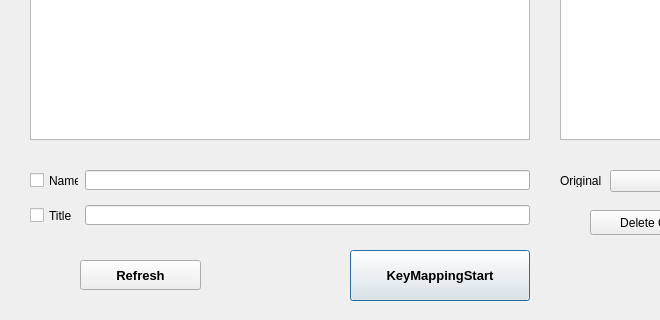
Above: QKeyMapper/qkeymapper.ui from Zalafina/QKeyMapper before the change; both pictures show x 0 to 660 and y 220 to 540 of the 940 by 540 pixel window. Below: the same form after it.
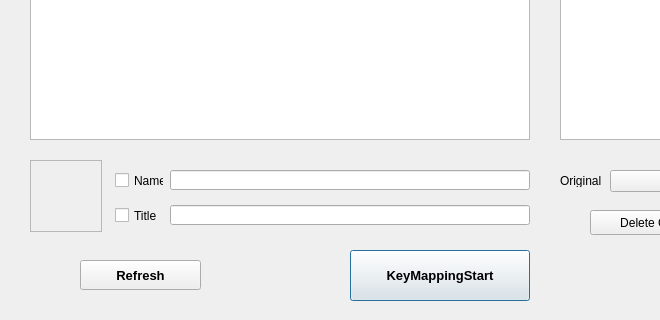
That is the form after the change.

Commit message: Add Icon Lable display for selected process window.

Patch:
```diff
--- a/QKeyMapper/qkeymapper.ui
+++ b/QKeyMapper/qkeymapper.ui
@@ -104,7 +104,7 @@
   <widget class="QCheckBox" name="nameCheckBox">
    <property name="geometry">
     <rect>
-     <x>30</x>
+     <x>115</x>
      <y>390</y>
      <width>49</width>
      <height>21</height>
@@ -120,7 +120,7 @@
   <widget class="QCheckBox" name="titleCheckBox">
    <property name="geometry">
     <rect>
-     <x>30</x>
+     <x>115</x>
      <y>425</y>
      <width>55</width>
      <height>21</height>
@@ -159,9 +159,9 @@
   <widget class="QLineEdit" name="nameLineEdit">
    <property name="geometry">
     <rect>
-     <x>85</x>
+     <x>170</x>
      <y>390</y>
-     <width>445</width>
+     <width>360</width>
      <height>20</height>
     </rect>
    </property>
@@ -172,9 +172,9 @@
   <widget class="QLineEdit" name="titleLineEdit">
    <property name="geometry">
     <rect>
-     <x>85</x>
+     <x>170</x>
      <y>425</y>
-     <width>445</width>
+     <width>360</width>
      <height>20</height>
     </rect>
    </property>
@@ -294,6 +294,34 @@
     <string>Clear All</string>
    </property>
   </widget>
+  <widget class="QLabel" name="iconLabel">
+   <property name="geometry">
+    <rect>
+     <x>30</x>
+     <y>380</y>
+     <width>72</width>
+     <height>72</height>
+    </rect>
+   </property>
+   <property name="sizePolicy">
+    <sizepolicy hsizetype="Fixed" vsizetype="Fixed">
+     <horstretch>0</horstretch>
+     <verstretch>0</verstretch>
+    </sizepolicy>
+   </property>
+   <property name="frameShape">
+    <enum>QFrame::StyledPanel</enum>
+   </property>
+   <property name="frameShadow">
+    <enum>QFrame::Sunken</enum>
+   </property>
+   <property name="text">
+    <string/>
+   </property>
+   <property name="alignment">
+    <set>Qt::AlignCenter</set>
+   </property>
+  </widget>
  </widget>
  <layoutdefault spacing="6" margin="11"/>
  <resources/>
```
The commit also changes 7 other files.
